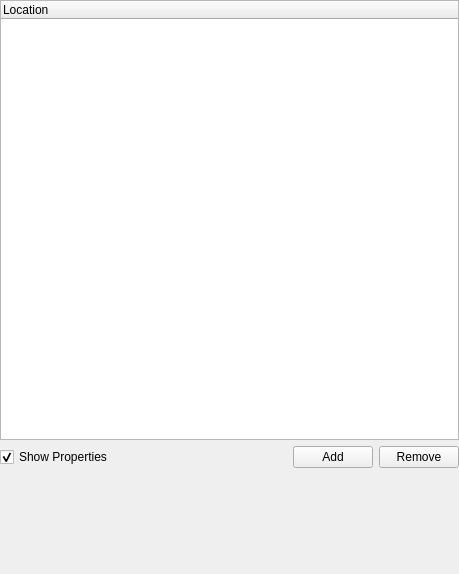
First picture: the form in activemq-monitor/LocationPane.ui, repository hiamitbhardwaj/ianzepp, before the edit.
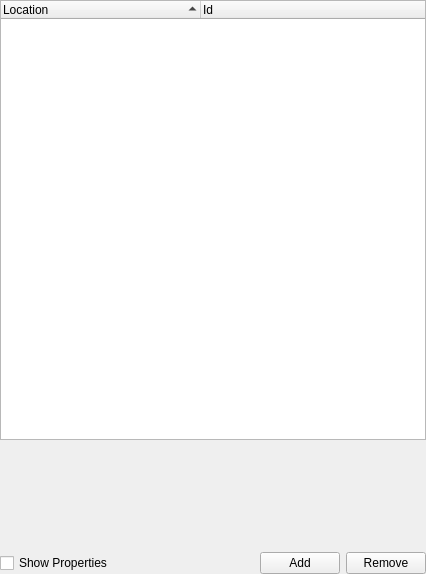
Second picture: the form after the edit. Custom widgets are drawn as their Qt base class.

Commit message: Much of the location tree is working, including partial context menus.

Patch:
```diff
--- a/activemq-monitor/LocationPane.ui
+++ b/activemq-monitor/LocationPane.ui
@@ -6,7 +6,7 @@
    <rect>
     <x>0</x>
     <y>0</y>
-    <width>459</width>
+    <width>426</width>
     <height>574</height>
    </rect>
   </property>
@@ -31,11 +31,41 @@
        <height>0</height>
       </size>
      </property>
+     <property name="contextMenuPolicy">
+      <enum>Qt::CustomContextMenu</enum>
+     </property>
+     <property name="selectionMode">
+      <enum>QAbstractItemView::ContiguousSelection</enum>
+     </property>
+     <property name="sortingEnabled">
+      <bool>false</bool>
+     </property>
+     <attribute name="headerDefaultSectionSize">
+      <number>200</number>
+     </attribute>
+     <attribute name="headerShowSortIndicator" stdset="0">
+      <bool>true</bool>
+     </attribute>
      <column>
       <property name="text">
        <string>Location</string>
       </property>
      </column>
+     <column>
+      <property name="text">
+       <string>Id</string>
+      </property>
+     </column>
+    </widget>
+   </item>
+   <item>
+    <widget class="LocationProperties" name="propertiesWidget" native="true">
+     <property name="minimumSize">
+      <size>
+       <width>0</width>
+       <height>100</height>
+      </size>
+     </property>
     </widget>
    </item>
    <item>
@@ -55,7 +85,10 @@
         <string>Show Properties</string>
        </property>
        <property name="checked">
-        <bool>true</bool>
+        <bool>false</bool>
+       </property>
+       <property name="tristate">
+        <bool>false</bool>
        </property>
       </widget>
      </item>
@@ -75,16 +108,6 @@
      </item>
     </layout>
    </item>
-   <item>
-    <widget class="LocationProperties" name="widget" native="true">
-     <property name="minimumSize">
-      <size>
-       <width>0</width>
-       <height>100</height>
-      </size>
-     </property>
-    </widget>
-   </item>
   </layout>
  </widget>
  <layoutdefault spacing="6" margin="11"/>
```
Left out of the diff: 80 changed lines with no effect on the pictures. The commit also changes 13 other files.
